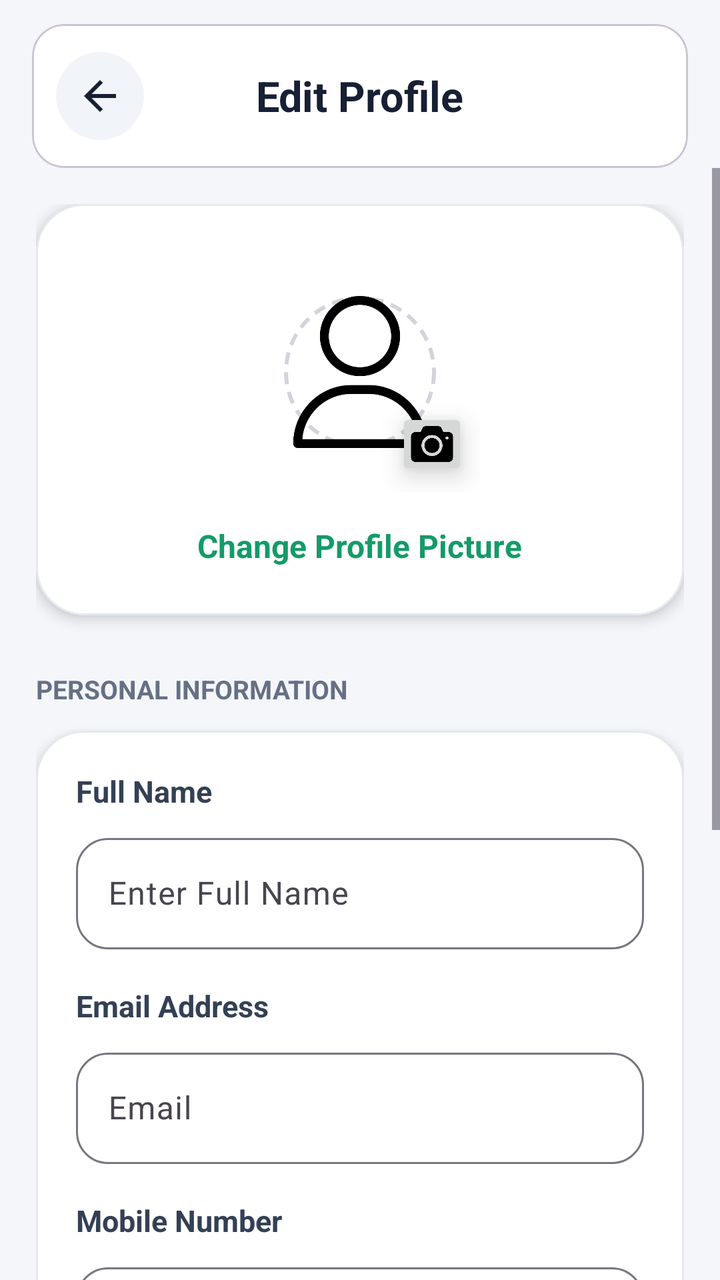
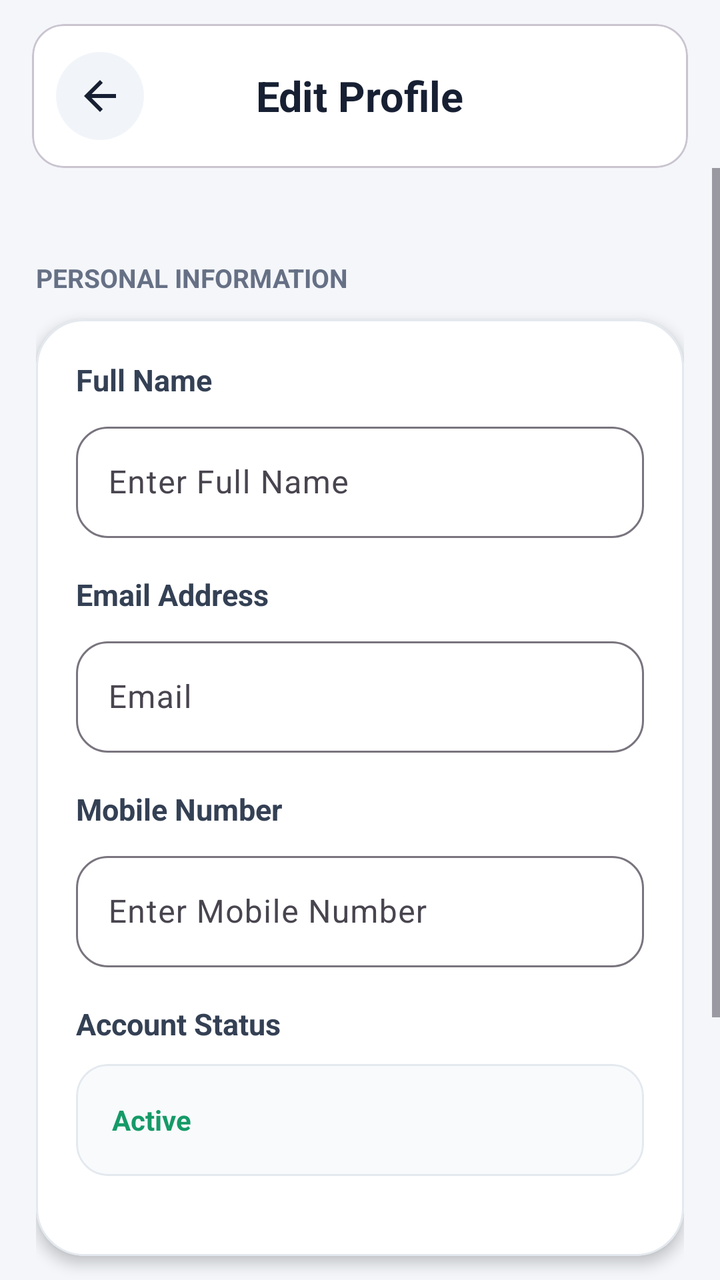

Screens rendered from an Android XML layout before and after an edit, with the pre-edit source and the edit as a unified diff.
<!-- AndroidManifest.xml: application theme Theme.AIExpenseManagementApplication -->
<!-- res/layout/activity_edit_profile.xml -->
<?xml version="1.0" encoding="utf-8"?>
<androidx.constraintlayout.widget.ConstraintLayout
    xmlns:android="http://schemas.android.com/apk/res/android"
    xmlns:app="http://schemas.android.com/apk/res-auto"
    xmlns:tools="http://schemas.android.com/tools"
    android:layout_width="match_parent"
    android:layout_height="match_parent"
    android:background="#F4F6FA"
    tools:context=".ui.profile.EditProfileActivity">

    <com.google.android.material.card.MaterialCardView
        android:id="@+id/topBar"
        android:layout_width="0dp"
        android:layout_height="72dp"
        android:layout_marginStart="16dp"
        android:layout_marginTop="12dp"
        android:layout_marginEnd="16dp"
        app:layout_constraintTop_toTopOf="parent"
        app:layout_constraintStart_toStartOf="parent"
        app:layout_constraintEnd_toEndOf="parent"
        android:foreground="?attr/selectableItemBackground"
        app:cardBackgroundColor="@android:color/white"
        app:cardCornerRadius="16dp"
        app:cardElevation="0dp"
        >

        <RelativeLayout
            android:layout_width="match_parent"
            android:layout_height="match_parent">

            <ImageButton
                android:id="@+id/btnBack"
                android:layout_width="44dp"
                android:layout_height="44dp"
                android:layout_centerVertical="true"
                android:layout_marginStart="12dp"
                android:background="@drawable/bg_icon_circle"
                android:padding="10dp"
                android:scaleType="centerInside"
                android:contentDescription="Back"
                android:src="@drawable/ic_back_arrow"
                app:tint="#172033"/>

            <TextView
                android:layout_width="wrap_content"
                android:layout_height="wrap_content"
                android:layout_centerInParent="true"
                android:text="Edit Profile"
                android:textColor="#172033"
                android:textSize="21sp"
                android:textStyle="bold"/>

        </RelativeLayout>

    </com.google.android.material.card.MaterialCardView>
    <ScrollView
        android:id="@+id/scrollView"
        android:layout_width="0dp"
        android:layout_height="0dp"
        android:fillViewport="true"
        app:layout_constraintTop_toBottomOf="@id/topBar"
        app:layout_constraintBottom_toBottomOf="parent"
        app:layout_constraintStart_toStartOf="parent"
        app:layout_constraintEnd_toEndOf="parent">

        <LinearLayout
            android:layout_width="match_parent"
            android:layout_height="wrap_content"
            android:orientation="vertical"
            android:padding="18dp">

            <com.google.android.material.card.MaterialCardView
                android:layout_width="match_parent"
                android:layout_height="wrap_content"
                app:cardCornerRadius="24dp"
                app:cardElevation="4dp"
                android:foreground="?attr/selectableItemBackground"
                app:cardBackgroundColor="@android:color/white"
                app:strokeColor="#E4E9EF"
                app:strokeWidth="1dp">

                <LinearLayout
                    android:layout_width="match_parent"
                    android:layout_height="wrap_content"
                    android:gravity="center"
                    android:orientation="vertical"
                    android:padding="24dp">

                    <FrameLayout
                        android:layout_width="120dp"
                        android:layout_height="120dp">

                        <ImageView
                            android:id="@+id/imgProfile"
                            android:layout_width="76dp"
                            android:layout_height="76dp"
                            android:layout_gravity="center"
                            android:background="@drawable/circle_dashed_gray"
                            android:scaleType="centerCrop"
                            android:src="@drawable/profile"/>

                        <ImageButton
                            android:id="@+id/btnChangePhoto"
                            android:layout_width="36dp"
                            android:layout_height="36dp"
                            android:layout_gravity="bottom|end"
                            android:layout_marginEnd="6dp"
                            android:layout_marginBottom="6dp"
                            android:padding="6dp"
                            android:src="@drawable/camera"
                            android:scaleType="centerInside"
                            android:elevation="8dp"/>

                    </FrameLayout>

                    <TextView
                        android:layout_width="wrap_content"
                        android:layout_height="wrap_content"
                        android:layout_marginTop="16dp"
                        android:text="Change Profile Picture"
                        android:textColor="#159A68"
                        android:textSize="16sp"
                        android:textStyle="bold"/>

                </LinearLayout>

            </com.google.android.material.card.MaterialCardView>
            <TextView
                android:layout_width="wrap_content"
                android:layout_height="wrap_content"
                android:layout_marginTop="28dp"
                android:layout_marginBottom="12dp"
                android:text="PERSONAL INFORMATION"
                android:textColor="#667085"
                android:textSize="13sp"
                android:textStyle="bold"/>
            <com.google.android.material.card.MaterialCardView
                android:layout_width="match_parent"
                android:layout_height="wrap_content"
                app:cardCornerRadius="24dp"
                app:cardElevation="4dp"
                android:foreground="?attr/selectableItemBackground"
                app:cardBackgroundColor="@android:color/white"
                app:strokeColor="#E4E9EF"
                app:strokeWidth="1dp">

                <LinearLayout
                    android:layout_width="match_parent"
                    android:layout_height="wrap_content"
                    android:orientation="vertical"
                    android:padding="20dp">

                    <TextView
                        android:layout_width="wrap_content"
                        android:layout_height="wrap_content"
                        android:text="Full Name"
                        android:textStyle="bold"
                        android:textColor="#344054"
                        android:textSize="15sp"/>

                    <com.google.android.material.textfield.TextInputLayout
                        android:layout_width="match_parent"
                        android:layout_height="wrap_content"
                        android:layout_marginTop="8dp"
                        android:layout_marginBottom="18dp"
                        app:boxBackgroundMode="outline"
                        app:boxCornerRadiusTopStart="16dp"
                        app:boxCornerRadiusTopEnd="16dp"
                        app:boxCornerRadiusBottomStart="16dp"
                        app:boxCornerRadiusBottomEnd="16dp">

                        <com.google.android.material.textfield.TextInputEditText
                            android:id="@+id/etName"
                            android:layout_width="match_parent"
                            android:layout_height="wrap_content"
                            android:hint="Enter Full Name"
                            android:inputType="textPersonName"/>

                    </com.google.android.material.textfield.TextInputLayout>
                    <TextView
                        android:layout_width="wrap_content"
                        android:layout_height="wrap_content"
                        android:text="Email Address"
                        android:textStyle="bold"
                        android:textColor="#344054"
                        android:textSize="15sp"/>

                    <com.google.android.material.textfield.TextInputLayout
                        android:layout_width="match_parent"
                        android:layout_height="wrap_content"
                        android:layout_marginTop="8dp"
                        android:layout_marginBottom="18dp"
                        app:boxBackgroundMode="outline"
                        app:boxCornerRadiusTopStart="16dp"
                        app:boxCornerRadiusTopEnd="16dp"
                        app:boxCornerRadiusBottomStart="16dp"
                        app:boxCornerRadiusBottomEnd="16dp">

                        <com.google.android.material.textfield.TextInputEditText
                            android:id="@+id/etEmail"
                            android:layout_width="match_parent"
                            android:layout_height="wrap_content"
                            android:enabled="false"
                            android:focusable="false"
                            android:hint="Email"/>

                    </com.google.android.material.textfield.TextInputLayout>
                    <TextView
                        android:layout_width="wrap_content"
                        android:layout_height="wrap_content"
                        android:text="Mobile Number"
                        android:textStyle="bold"
                        android:textColor="#344054"
                        android:textSize="15sp"/>

                    <com.google.android.material.textfield.TextInputLayout
                        android:layout_width="match_parent"
                        android:layout_height="match_parent"
                        android:layout_marginTop="8dp"
                        android:layout_marginBottom="18dp"
                        app:boxBackgroundMode="outline"
                        app:boxCornerRadiusBottomEnd="16dp"
                        app:boxCornerRadiusBottomStart="16dp"
                        app:boxCornerRadiusTopEnd="16dp"
                        app:boxCornerRadiusTopStart="16dp">

                        <com.google.android.material.textfield.TextInputEditText
                            android:id="@+id/etMobile"
                            android:layout_width="match_parent"
                            android:layout_height="wrap_content"
                            android:hint="Enter Mobile Number"
                            android:inputType="phone" />

                    </com.google.android.material.textfield.TextInputLayout>
                    <TextView
                        android:layout_width="wrap_content"
                        android:layout_height="wrap_content"
                        android:text="Account Status"
                        android:textStyle="bold"
                        android:textColor="#344054"
                        android:textSize="15sp"/>

                    <com.google.android.material.card.MaterialCardView
                        android:layout_width="match_parent"
                        android:layout_height="56dp"
                        android:layout_marginTop="10dp"
                        android:layout_marginBottom="20dp"
                        app:cardCornerRadius="16dp"
                        app:cardBackgroundColor="#F8FAFC"
                        app:strokeWidth="1dp"
                        app:strokeColor="#E4E9EF">

                        <TextView
                            android:id="@+id/tvStatus"
                            android:layout_width="match_parent"
                            android:layout_height="match_parent"
                            android:gravity="center_vertical"
                            android:paddingStart="18dp"
                            android:text="Active"
                            android:textColor="#159A68"
                            android:textStyle="bold"/>

                    </com.google.android.material.card.MaterialCardView>


                </LinearLayout>

            </com.google.android.material.card.MaterialCardView>
            <com.google.android.material.button.MaterialButton
                android:id="@+id/btnSave"
                android:layout_width="match_parent"
                android:layout_height="56dp"
                android:layout_marginTop="30dp"
                android:text="Save Changes"
                android:textAllCaps="false"
                android:textSize="17sp"
                android:textStyle="bold"
                android:textColor="@android:color/white"
                app:backgroundTint="#159A68"
                app:cornerRadius="16dp"
                app:rippleColor="#BCE8D2"
                android:elevation="0dp"/>

            <View
                android:layout_width="match_parent"
                android:layout_height="80dp"/>

        </LinearLayout>

    </ScrollView>

</androidx.constraintlayout.widget.ConstraintLayout>
<!-- resources referenced by this layout -->
<resources>
  <!-- drawable bg_icon_circle (drawable) -->
  <shape xmlns:android="http://schemas.android.com/apk/res/android"
      android:shape="oval">
      <solid android:color="#F1F5F9" />
  </shape>
  <!-- drawable camera: png bitmap (drawable, 10997 bytes) -->
  <!-- drawable circle_dashed_gray (drawable) -->
  <shape xmlns:android="http://schemas.android.com/apk/res/android">
      <stroke
          android:width="2dp"
          android:color="#D1D5DB"
          android:dashWidth="6dp"
          android:dashGap="4dp"/>
      <corners android:radius="50dp"/>
  </shape>
  <!-- drawable ic_back_arrow (drawable) -->
  <vector xmlns:android="http://schemas.android.com/apk/res/android"
      android:width="24dp"
      android:height="24dp"
      android:viewportWidth="24"
      android:viewportHeight="24">
  
      <path
          android:fillColor="#111827"
          android:pathData="M20,11H7.83l5.59,-5.59L12,4l-8,8 8,8 1.41,-1.41L7.83,13H20v-2z" />
  
  </vector>
  <!-- drawable profile: png bitmap (drawable, 12623 bytes) -->
  <style name="Theme.AIExpenseManagementApplication" parent="Base.Theme.AIExpenseManagementApplication" />
  <style name="Base.Theme.AIExpenseManagementApplication" parent="Theme.Material3.DayNight.NoActionBar">
  
          <item name="colorPrimary">#C7C7CC</item>
          <item name="colorOnPrimary">#FFFFFF</item>
  
          
          <item name="android:statusBarColor">#FFFFFF</item>
  
          
          <item name="android:windowLightStatusBar">true</item>
  
          <item name="colorSecondaryContainer">@color/nav_selected_background</item>
  
      </style>
  <color name="nav_selected_background">#DCFCE7</color>
</resources>

<!-- the commit's change to res/layout/activity_edit_profile.xml (unified diff, before → after) -->
@@ -79,50 +79,50 @@
                 app:strokeColor="#E4E9EF"
                 app:strokeWidth="1dp">
 
-                <LinearLayout
-                    android:layout_width="match_parent"
-                    android:layout_height="wrap_content"
-                    android:gravity="center"
-                    android:orientation="vertical"
-                    android:padding="24dp">
-
-                    <FrameLayout
-                        android:layout_width="120dp"
-                        android:layout_height="120dp">
-
-                        <ImageView
-                            android:id="@+id/imgProfile"
-                            android:layout_width="76dp"
-                            android:layout_height="76dp"
-                            android:layout_gravity="center"
-                            android:background="@drawable/circle_dashed_gray"
-                            android:scaleType="centerCrop"
-                            android:src="@drawable/profile"/>
-
-                        <ImageButton
-                            android:id="@+id/btnChangePhoto"
-                            android:layout_width="36dp"
-                            android:layout_height="36dp"
-                            android:layout_gravity="bottom|end"
-                            android:layout_marginEnd="6dp"
-                            android:layout_marginBottom="6dp"
-                            android:padding="6dp"
-                            android:src="@drawable/camera"
-                            android:scaleType="centerInside"
-                            android:elevation="8dp"/>
-
-                    </FrameLayout>
-
-                    <TextView
-                        android:layout_width="wrap_content"
-                        android:layout_height="wrap_content"
-                        android:layout_marginTop="16dp"
-                        android:text="Change Profile Picture"
-                        android:textColor="#159A68"
-                        android:textSize="16sp"
-                        android:textStyle="bold"/>
-
-                </LinearLayout>
+
+
+
+
+
+
+
+
+
+
+
+
+
+
+
+
+
+
+
+
+
+
+
+
+
+
+
+
+
+
+
+
+
+
+
+
+
+
+
+
+
+
+
+
 
             </com.google.android.material.card.MaterialCardView>
             <TextView
<!-- resource entries referenced after the edit -->
@@ -4,16 +4,6 @@
   <shape xmlns:android="http://schemas.android.com/apk/res/android"
       android:shape="oval">
       <solid android:color="#F1F5F9" />
-  </shape>
-  <!-- drawable camera: png bitmap (drawable, 10997 bytes) -->
-  <!-- drawable circle_dashed_gray (drawable) -->
-  <shape xmlns:android="http://schemas.android.com/apk/res/android">
-      <stroke
-          android:width="2dp"
-          android:color="#D1D5DB"
-          android:dashWidth="6dp"
-          android:dashGap="4dp"/>
-      <corners android:radius="50dp"/>
   </shape>
   <!-- drawable ic_back_arrow (drawable) -->
   <vector xmlns:android="http://schemas.android.com/apk/res/android"
@@ -27,7 +17,6 @@
           android:pathData="M20,11H7.83l5.59,-5.59L12,4l-8,8 8,8 1.41,-1.41L7.83,13H20v-2z" />
   
   </vector>
-  <!-- drawable profile: png bitmap (drawable, 12623 bytes) -->
   <style name="Theme.AIExpenseManagementApplication" parent="Base.Theme.AIExpenseManagementApplication" />
   <style name="Base.Theme.AIExpenseManagementApplication" parent="Theme.Material3.DayNight.NoActionBar">
   
